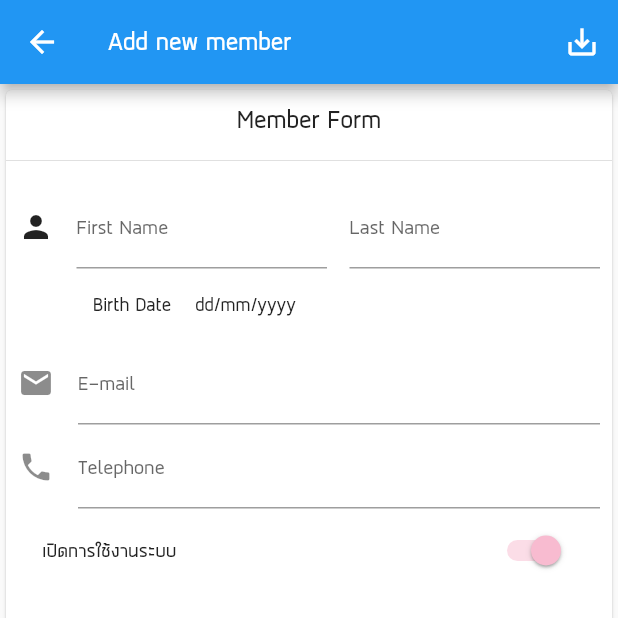
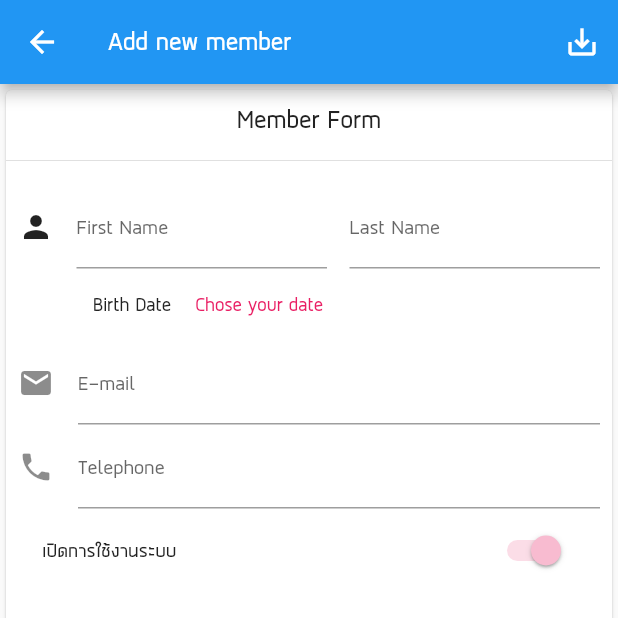
Before and after one commit to ifackerx/Pracing_flutter, a Flutter app: the AddMemberScreen screen opened by its route, on a phone screen of 412 x 824 dp, the top half of it. Run offline on Flutter 3.47's test engine with Material 2 defaults, Android fonts, the phone set to English and light mode, and no system bars.

Commit message:
+Calendat ver. Tran TH

```diff
--- a/flutter_app/lib/screens/add_member_screen.dart
+++ b/flutter_app/lib/screens/add_member_screen.dart
@@ -6,6 +6,20 @@ class AddMemberScreen extends StatefulWidget {
 }
 
 class _AddMemberScreenState extends State<AddMemberScreen> {
+
+  // ส่วนของตัวแปร
+  DateTime birthDate;
+  // เอาไว้โช
+  String strBirthDate;
+  // text editing ไว้ใช้กับ input form
+  TextEditingController ctrlFirstname = TextEditingController();
+  TextEditingController ctrtlLastname = TextEditingController();
+  TextEditingController ctrlEmail = TextEditingController();
+  TextEditingController ctrlTelephone = TextEditingController();
+
+  String sex = 'Male';
+  bool isActive = true;
+
   @override
   Widget build(BuildContext context) {
 
@@ -23,8 +37,10 @@ class _AddMemberScreenState extends State<AddMemberScreen> {
       lastDate: new DateTime(_year, _month,_day));
     if (picked != null && picked != _currentDate) {
       setState(() {
-        var formatter = new DateFormat('yyyy-MM-dd');
-        String formatted = formatter.format(picked);
+        var strDate = new DateFormat.MMMMd('th_th')
+          .format(new DateTime(picked.year, picked.month, picked.day));
+        strBirthDate = '$strDate ${picked.year + 543}';
+        birthDate = picked;
       });
     }
   }
@@ -88,7 +104,7 @@ class _AddMemberScreenState extends State<AddMemberScreen> {
                           Text('Birth Date',style: TextStyle(fontSize: 15.0)),
                           FlatButton(
                             onPressed: () => _showDatePicker(),
-                            child: Text('dd/mm/yyyy', style: TextStyle(fontSize: 15.0),),
+                            child: Text(strBirthDate ?? 'Chose your date', style: TextStyle(fontSize: 15.0, color: Colors.pink)),
                           )
                         ],
                       ),
```
Also changed, not shown: flutter_app/pubspec.lock.
